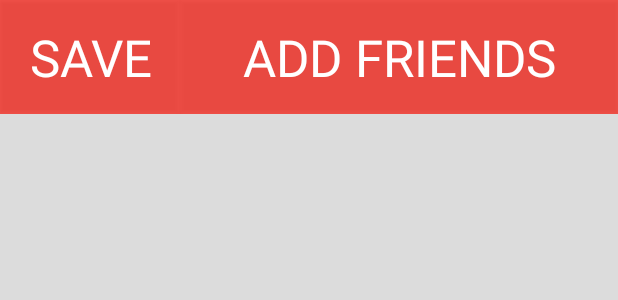
After one commit to cmccord/Flare, an Android app: the layout activity_newfriends.xml on its own in the app's theme, with its tools: preview values and no code run, on a phone screen of 412 x 824 dp. The commit adds this screen. Shown: the top 300 px of the screen. Run offline under Robolectric (Android 15) with nearby library versions, the phone set to English and light mode, and no system bars.

Commit message:
newFriendsActivity added

```diff
--- a/app/build.gradle
+++ b/app/build.gradle
@@ -33,4 +33,5 @@ dependencies {
     compile 'com.google.maps.android:android-maps-utils:0.3.4'
     compile 'com.firebase:geofire:1.1.0+'
     compile 'com.facebook.android:facebook-android-sdk:3.21.1'
+    compile "com.splitwise:tokenautocomplete:1.3.3@aar"
 }
--- a/app/src/main/java/sunglass/com/loco/Application.java
+++ b/app/src/main/java/sunglass/com/loco/Application.java
@@ -51,6 +51,7 @@ public class Application extends android.app.Application {
     public void onCreate() {
         super.onCreate();
         inst = this;
+        setUpFirebase();
     }
 
     public static Application instance() {
@@ -60,6 +61,10 @@ public class Application extends android.app.Application {
     public void setUpFirebase() {
         Firebase.setAndroidContext(this);
         mFirebaseRef = new Firebase("https://loco-android.firebaseio.com/");
+    }
+
+    public Firebase getFirebaseRef() {
+        return mFirebaseRef;
     }
 
     public void setmUserID(String m) {
--- a/app/src/main/java/sunglass/com/loco/MapsActivity.java
+++ b/app/src/main/java/sunglass/com/loco/MapsActivity.java
@@ -107,7 +107,6 @@ public class MapsActivity extends FragmentActivity {
         app.setUpGPS();
         setUpLeftDrawer();
         app.setUpFactory();
-        app.setUpFirebase();
         app.setUpMarkers();
         // check whether or not location is being shared
         Intent intent = new Intent(MapsActivity.this, LocationShareReceiver.class);
@@ -343,6 +342,10 @@ public class MapsActivity extends FragmentActivity {
                 startActivity(i);
                 break;
             case 1:
+                i = new Intent(this, addFriendsActivity.class);
+                startActivity(i);
+                break;
+            case 2:
                 i = new Intent(this, circlesActivity.class);
                 startActivity(i);
                 break;
--- a/app/src/main/java/sunglass/com/loco/circlesActivity.java
+++ b/app/src/main/java/sunglass/com/loco/circlesActivity.java
@@ -32,6 +32,7 @@ public class circlesActivity extends Activity {
                 finish();
             }
         });
+
     }
 
 }
--- /dev/null
+++ b/app/src/main/res/layout/activity_newfriends.xml
@@ -0,0 +1,48 @@
+<?xml version="1.0" encoding="utf-8"?>
+<LinearLayout xmlns:android="http://schemas.android.com/apk/res/android"
+    android:layout_width="match_parent" android:layout_height="match_parent"
+    android:orientation="vertical"
+    android:background="#ffdcdcdc">
+
+    <LinearLayout
+        android:orientation="horizontal"
+        android:layout_width="match_parent"
+        android:layout_height="wrap_content"
+        android:layout_gravity="center_horizontal">
+
+        <Button
+            android:id="@+id/save_button"
+            android:layout_width="120dp"
+            android:layout_height="wrap_content"
+            android:text="Save"
+            android:textColor="#fff"
+            android:padding="15dp"
+            android:fontFamily="sans-serif-thin"
+            android:textStyle="bold"
+            android:textSize="34sp"
+            android:background="@drawable/button_red"
+            android:layout_gravity="right"/>
+
+        <Button
+            android:id="@+id/editProfile_butt"
+            android:layout_width="match_parent"
+            android:layout_height="wrap_content"
+            android:text="Add Friends"
+            android:textColor="#fff"
+            android:padding="15dp"
+            android:fontFamily="sans-serif-thin"
+            android:textStyle="bold"
+            android:textSize="34sp"
+            android:background="@drawable/button_true_red"
+            android:layout_weight="0.5" />
+
+
+    </LinearLayout>
+
+    <sunglass.com.loco.ContactsCompletionView
+        android:id="@+id/searchView"
+        android:layout_width="match_parent"
+        android:layout_height="wrap_content" />
+
+
+</LinearLayout>
--- a/app/src/main/res/values/strings.xml
+++ b/app/src/main/res/values/strings.xml
@@ -33,8 +33,8 @@
     <string-array
         name="leftmenu">
         <item>Share Location</item>
+        <item>Friends</item>
         <item>Circles</item>
-        <item>Add Friends</item>
         <item>Drop Pin</item>
     </string-array>
     <string name="title_activity_edit_profile">editProfileActivity</string>
@@ -42,6 +42,8 @@
     <string name="hello_world">Hello world!</string>
     <string name="action_settings">Settings</string>
     <string name="title_activity_login">loginActivity</string>
+    <string name="title_activity_addfriends">addFriendsActivity</string>
+    <string name="title_activity_newfriends">newFriendsActivity</string>
     <string name="title_activity_new_user">newUserActivity</string>
     <string name="title_activity_circles">circlesActivity</string>
 </resources>
```
Also changed, not shown: app/src/main/AndroidManifest.xml (+8 -0 lines), app/src/main/java/sunglass/com/loco/ContactsCompletionView.java (added, +44 -0 lines), app/src/main/java/sunglass/com/loco/Person.java (added, +19 -0 lines), app/src/main/java/sunglass/com/loco/addFriendsActivity.java (added, +43 -0 lines), app/src/main/java/sunglass/com/loco/newFriendsActivity.java (added, +52 -0 lines), app/src/main/res/drawable/token_background.xml (added, +9 -0 lines), app/src/main/res/layout/activity_addfriends.xml (added, +60 -0 lines), app/src/main/res/layout/contact_token.xml (added, +21 -0 lines), app/src/main/res/mipmap-hdpi/x.png (added), app/src/main/res/mipmap-mdpi/x.png (added), app/src/main/res/mipmap-xhdpi/x.png (added), app/src/main/res/mipmap-xxhdpi/x.png (added), app/src/main/res/mipmap-xxxhdpi/x.png (added), app/src/main/x-web.png (added), 1 other file.
